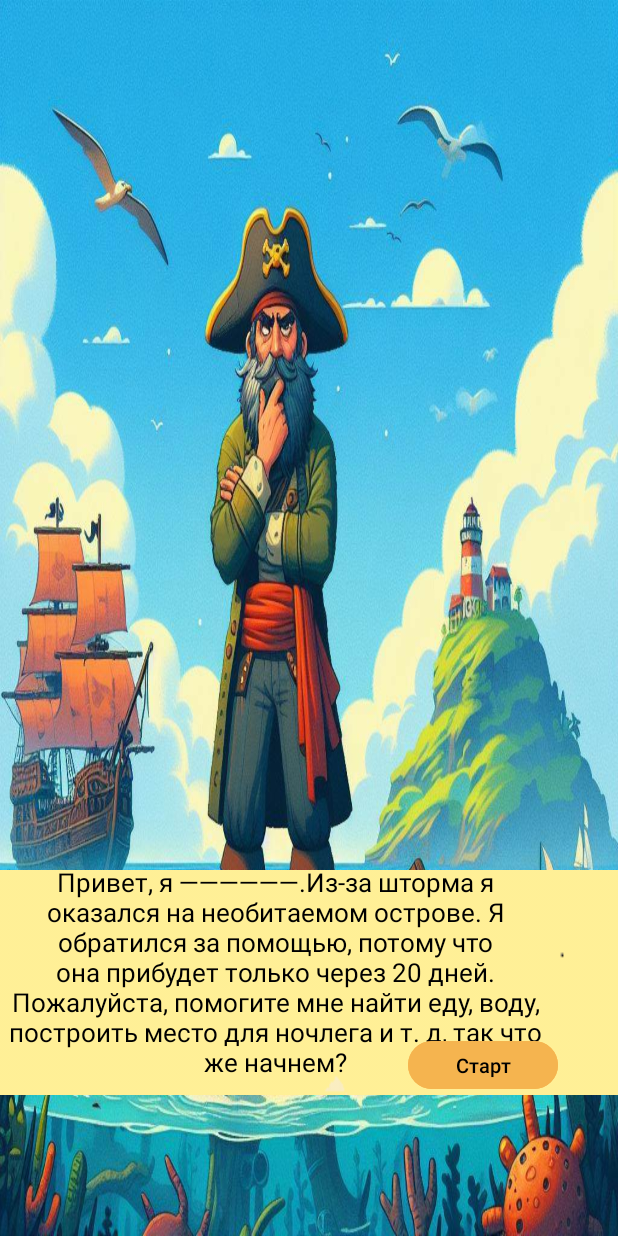
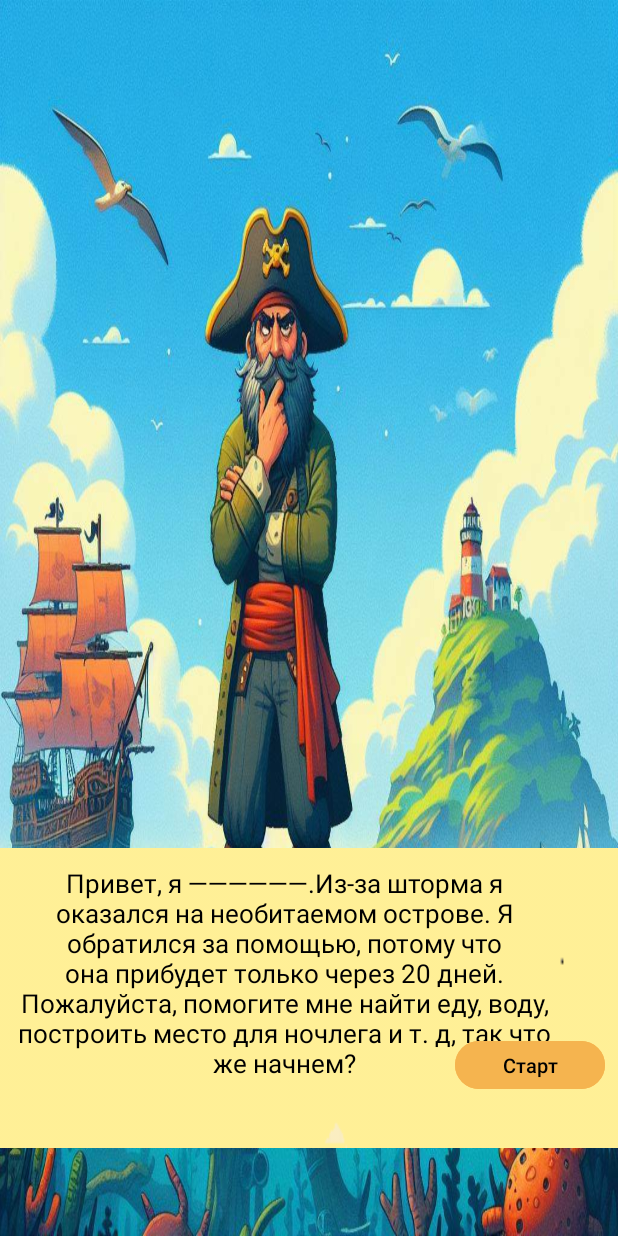
Before and after one commit to MirzababyanLida/Pirates-survivle2, an Android app: the Hello screen opened directly, with no data from a screen before it, on a phone screen of 412 x 824 dp. Run offline under Robolectric (Android 15) with nearby library versions, the phone set to English and light mode, and no system bars.

Commit message:
Pirate's survival design

```diff
--- a/app/src/main/AndroidManifest.xml
+++ b/app/src/main/AndroidManifest.xml
@@ -68,6 +68,9 @@
         <activity
             android:name=".Velocity"
             android:exported="true"></activity>
+        <activity
+            android:name=".Candycrush"
+            android:exported="true"></activity>
 
 
     </application>
--- a/app/src/main/java/com/example/piratessurvival/Category.java
+++ b/app/src/main/java/com/example/piratessurvival/Category.java
@@ -15,7 +15,7 @@ public class Category extends AppCompatActivity {
     }
 
     public void startGame(View view) {
-        Intent intent = new Intent(this, Game1_Start.class);
+        Intent intent = new Intent(this, Candycrush.class);
         startActivity(intent);
         finish();
     }
--- a/app/src/main/java/com/example/piratessurvival/Game2Strat.java
+++ b/app/src/main/java/com/example/piratessurvival/Game2Strat.java
@@ -17,8 +17,8 @@ public class Game2Strat extends AppCompatActivity {
     }
 
     public void StartArkanoid(View view) {
-        Intent intent = new Intent(this, Game2View.class);
-        startActivity(intent);
+        Game2View gameView = new Game2View(this);
+        setContentView(gameView);
 
     }
 }
--- a/app/src/main/res/layout/activity_hello.xml
+++ b/app/src/main/res/layout/activity_hello.xml
@@ -7,15 +7,15 @@
 
     <ImageView
         android:layout_width="505dp"
-        android:layout_height="150dp"
-        android:layout_marginTop="580dp"
+        android:layout_height="200dp"
+        android:layout_marginTop="565dp"
         android:background="@drawable/hello_platform2" />
 
     <TextView
         android:layout_width="368dp"
         android:layout_height="168dp"
-        android:layout_marginLeft="-506dp"
-        android:layout_marginTop="569dp"
+        android:layout_marginLeft="-500dp"
+        android:layout_marginTop="570dp"
         android:text="Привет, я ——————.Из-за шторма я оказался на необитаемом острове. Я обратился за помощью, потому что она прибудет только через 20 дней.
     Пожалуйста, помогите мне найти еду, воду, построить место для ночлега и т. д, так что же начнем?"
         android:textAlignment="center"
@@ -27,7 +27,7 @@
         android:id="@+id/button"
         android:layout_width="100dp"
         android:layout_height="40dp"
-        android:layout_marginLeft="-95dp"
+        android:layout_marginLeft="-70dp"
         android:layout_marginTop="690dp"
         android:backgroundTint="#F5B44F"
         android:onClick="GoGame"
--- a/app/src/main/res/layout/candy_crush.xml
+++ b/app/src/main/res/layout/candy_crush.xml
@@ -5,7 +5,7 @@
     android:layout_width="match_parent"
     android:layout_height="match_parent"
     android:orientation="vertical"
-    android:background="@drawable/garden"
+    android:background="@drawable/water2"
     android:id="@+id/mainLayout"
     tools:context=".Candycrush">
 
--- a/app/src/main/res/layout/game1_over.xml
+++ b/app/src/main/res/layout/game1_over.xml
@@ -3,7 +3,7 @@
     android:orientation="vertical"
     android:layout_width="match_parent"
     android:layout_height="match_parent"
-    android:background="@drawable/background"
+    android:background="@drawable/water10"
     android:padding="16dp">
     <LinearLayout
         android:layout_width="match_parent"
@@ -12,6 +12,7 @@
             android:layout_width="wrap_content"
             android:layout_height="wrap_content"
             android:text="Restart"
+            android:backgroundTint="#F5B44F"
             android:onClick="restart"/>
         <View
             android:layout_width="0dp"
@@ -21,6 +22,7 @@
             android:layout_width="wrap_content"
             android:layout_height="wrap_content"
             android:text="Exit"
+            android:backgroundTint="#F5B44F"
             android:onClick="exit"/>
 
     </LinearLayout>
@@ -47,6 +49,7 @@
         android:layout_width="wrap_content"
         android:layout_height="wrap_content"
         android:text="Back"
+        android:backgroundTint="#F5B44F"
         android:onClick="GoBack2"/>
 
 </LinearLayout>
```
Also changed, not shown: app/src/main/res/layout/game1_start.xml (+4 -4 lines), app/src/main/res/drawable/paddle2.png, app/src/main/res/drawable/paddle4.png, app/src/main/res/drawable/play.png, app/src/main/res/drawable/water10.jpg (added), app/src/main/res/drawable/water2.jpeg (added), app/src/main/res/drawable/water2.jpg (deleted), app/src/main/res/drawable/water20.jpg (added).
